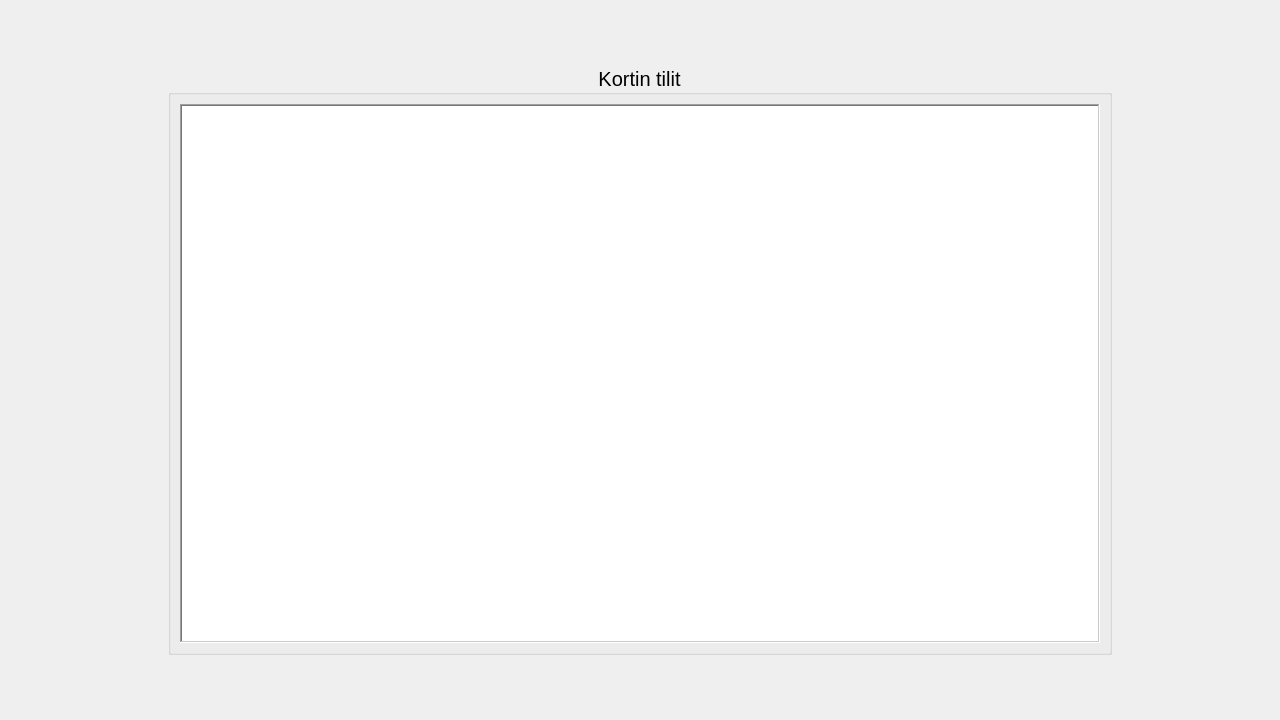
The window that frontend/choicesDLL/accountchoice.ui (JnsRdnp/ATM-Simulator) describes before a commit, drawn with Qt 5.
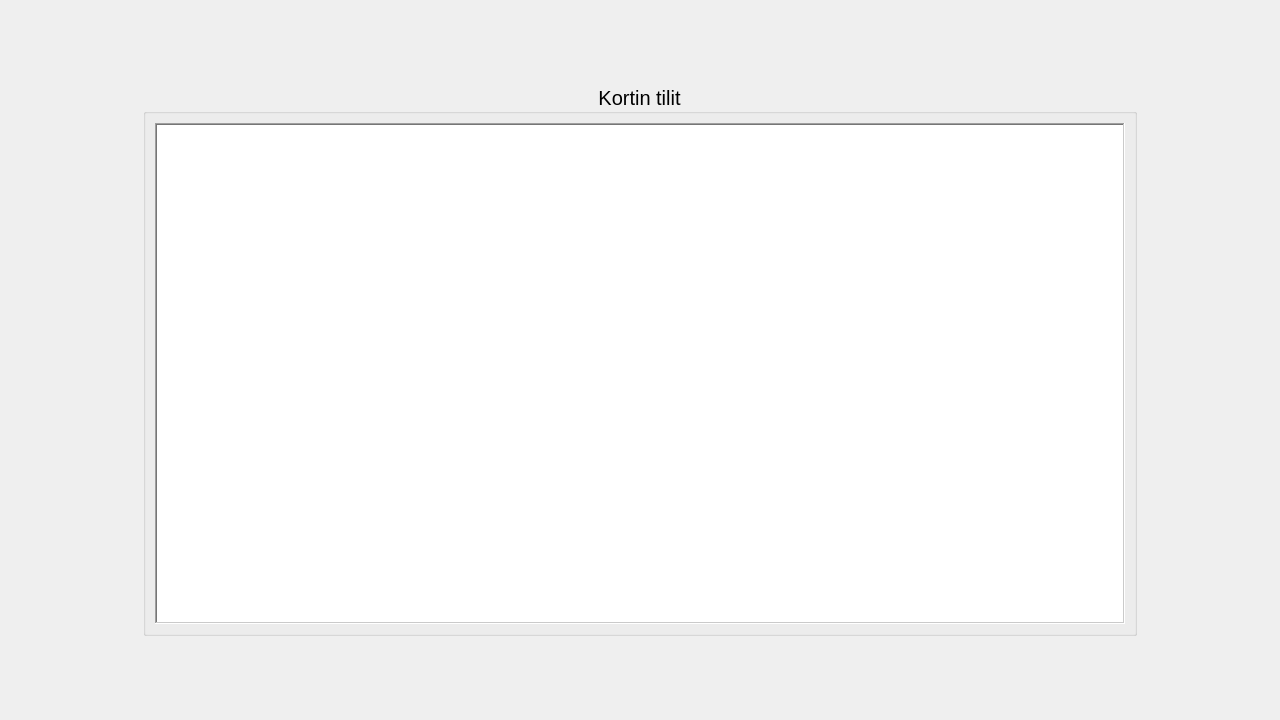
The same window after the commit.

Commit message: Prettier balance and accountchoice

What changed in the file:
```diff
--- a/frontend/choicesDLL/accountchoice.ui
+++ b/frontend/choicesDLL/accountchoice.ui
@@ -13,9 +13,9 @@
   <property name="windowTitle">
    <string>AccountChoice</string>
   </property>
-  <layout class="QGridLayout" name="gridLayout" rowstretch="1,11,1" columnstretch="1,6,1">
-   <item row="0" column="1">
-    <spacer name="verticalSpacer_2">
+  <layout class="QGridLayout" name="gridLayout" rowstretch="2,15,2" columnstretch="2,15,2" rowminimumheight="0,0,0">
+   <item row="1" column="0">
+    <spacer name="horizontalSpacer">
      <property name="orientation">
       <enum>Qt::Vertical</enum>
      </property>
@@ -40,16 +40,14 @@
      <property name="alignment">
       <set>Qt::AlignCenter</set>
      </property>
-     <layout class="QVBoxLayout" name="verticalLayout_2">
-      <property name="sizeConstraint">
-       <enum>QLayout::SetNoConstraint</enum>
-      </property>
+     <layout class="QHBoxLayout" name="horizontalLayout">
       <item>
        <widget class="QListWidget" name="AccountList">
         <property name="font">
          <font>
           <pointsize>30</pointsize>
-          <bold>true</bold>
+          <bold>false</bold>
+          <underline>true</underline>
          </font>
         </property>
         <property name="mouseTracking">
```
Left out of the diff: 42 changed lines with no effect on the pictures. The commit also changes 2 other files.
